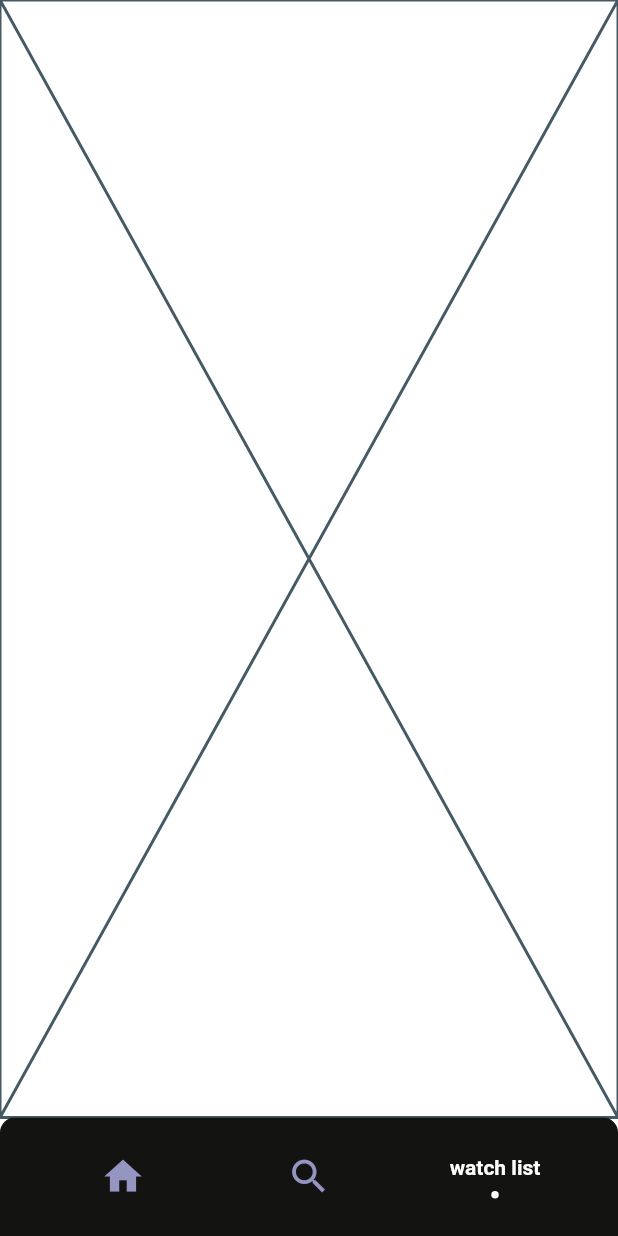
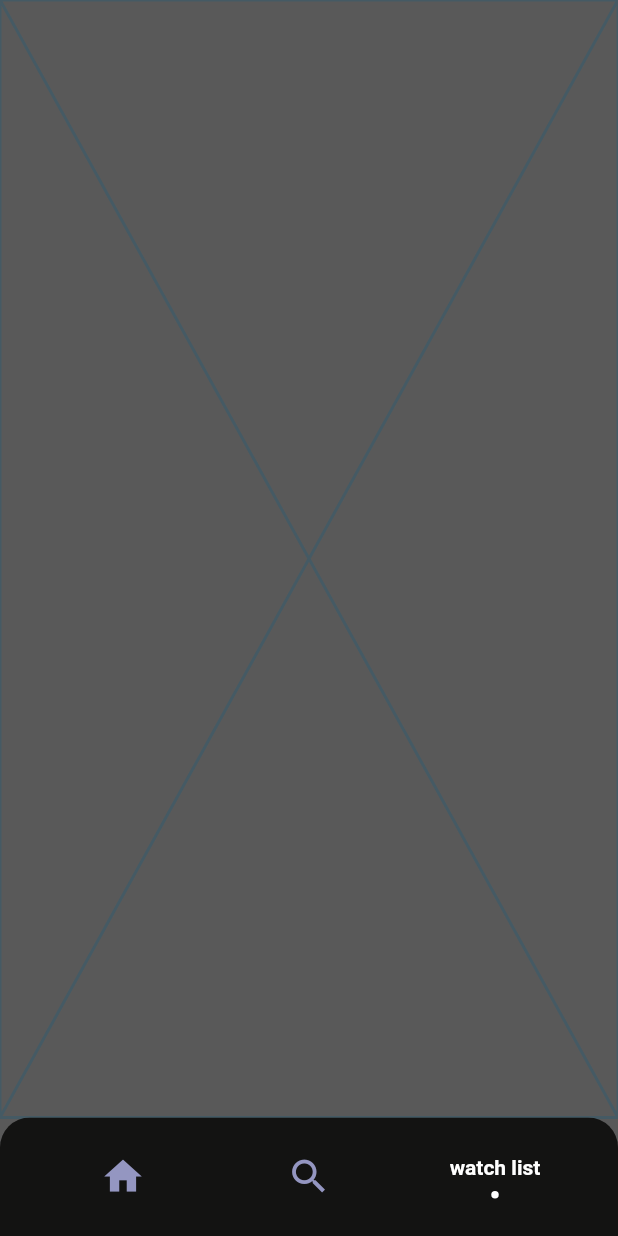
Before and after one commit to AmirmahdiNourkazemi/Movie-app-bloc, a Flutter app: the screen it shows after launch, item 3 of the bottom bar chosen, on a phone screen of 412 x 824 dp. Run offline on Flutter 3.47's test engine with Material 2 defaults, Android fonts, the phone set to English and light mode, and no system bars; drawn by our look-alikes of flashy_tab_bar2; our stand-ins replace bloc, cached_network_image, carousel_slider, dartz, dio, flutter_bloc and 6 more; missing offline and left inert: dart:ffi; network calls fail.

```diff
--- a/lib/di/di.dart
+++ b/lib/di/di.dart
@@ -2,6 +2,7 @@ import 'package:dio/dio.dart';
 import 'package:get_it/get_it.dart';
 import 'package:movie_app/data/datasource/getRecommendation_datasource.dart';
 import 'package:movie_app/data/datasource/getSeason_datasource.dart';
+import 'package:movie_app/data/datasource/getTopCharacter_datasource.dart';
 import 'package:movie_app/data/repository/getRecommendation_repository.dart';
 import 'package:movie_app/data/repository/getSeason_repository.dart';
 import 'package:movie_app/data/repository/getTopAnime_repository.dart';
@@ -23,6 +24,8 @@ Future<void> getItInit() async {
   locator
       .registerFactory<IgetSeasonsDatasource>(() => GetSeasonNowDatasource());
   locator.registerFactory<IgetRecomDatasource>(() => GetRecomDatasource());
+  locator
+      .registerFactory<IgetCharacterDatasource>(() => GetCharacterDatasource());
   //repository
   locator.registerFactory<IgetTopAnimeRepository>(() => GetTopAnimeRemote());
   locator.registerFactory<IgetSeasonRepository>(() => GetSeasonRemote());
--- a/lib/screens/home_screen/home_screen.dart
+++ b/lib/screens/home_screen/home_screen.dart
@@ -34,7 +34,7 @@ class _HomeScreenState extends State<HomeScreen> {
       decoration: const BoxDecoration(
         gradient: LinearGradient(
           begin: Alignment.topCenter,
-          end: Alignment.bottomCenter,
+          end: Alignment.bottomLeft,
           colors: [
             Color(0xff1F2722),
             Color(0xff131312),
--- a/lib/screens/main_screen.dart
+++ b/lib/screens/main_screen.dart
@@ -19,11 +19,11 @@ class _MainScreenState extends State<MainScreen> {
   @override
   Widget build(BuildContext context) {
     return Scaffold(
-      backgroundColor: Colors.transparent,
+      backgroundColor: Color(0xff131312).withOpacity(0.7),
       bottomNavigationBar: ClipRRect(
         borderRadius: const BorderRadius.only(
-          topLeft: Radius.circular(10),
-          topRight: Radius.circular(10),
+          topLeft: Radius.circular(20),
+          topRight: Radius.circular(20),
         ),
         child: FlashyTabBar(
           backgroundColor: const Color(0xff131312),
@@ -70,17 +70,8 @@ List<Widget> getScreen() {
       create: (context) => HomeBloc(),
       child: HomeScreen(),
     ),
-    MultiBlocProvider(
-      providers: [
-        BlocProvider(
-          create: (context) => SearchBloc(),
-          child: SearchScreen(),
-        ),
-        BlocProvider(
-          create: (context) => HomeBloc(),
-          child: SearchScreen(),
-        )
-      ],
+    BlocProvider(
+      create: (context) => SearchBloc(),
       child: SearchScreen(),
     ),
     WatchScreen(),
--- a/lib/screens/search_screen/search_screen.dart
+++ b/lib/screens/search_screen/search_screen.dart
@@ -35,7 +35,6 @@ class _SearchScreenState extends State<SearchScreen> {
 
   void initState() {
     BlocProvider.of<SearchBloc>(context).add(SearchInitEvent());
-    BlocProvider.of<HomeBloc>(context).add(HomeInitEvent());
     int randomIndex = random.nextInt(url.length);
     videoUrl = url[randomIndex];
     final videoID = YoutubePlayer.convertUrlToId(videoUrl);
```
Also changed, not shown: lib/data/datasource/getTopCharacter_datasource.dart (added, +24 -0 lines), lib/screens/anime_detail_screen.dart (added, +15 -0 lines), lib/data/repository/getTopCharacter_repository.dart (added).
